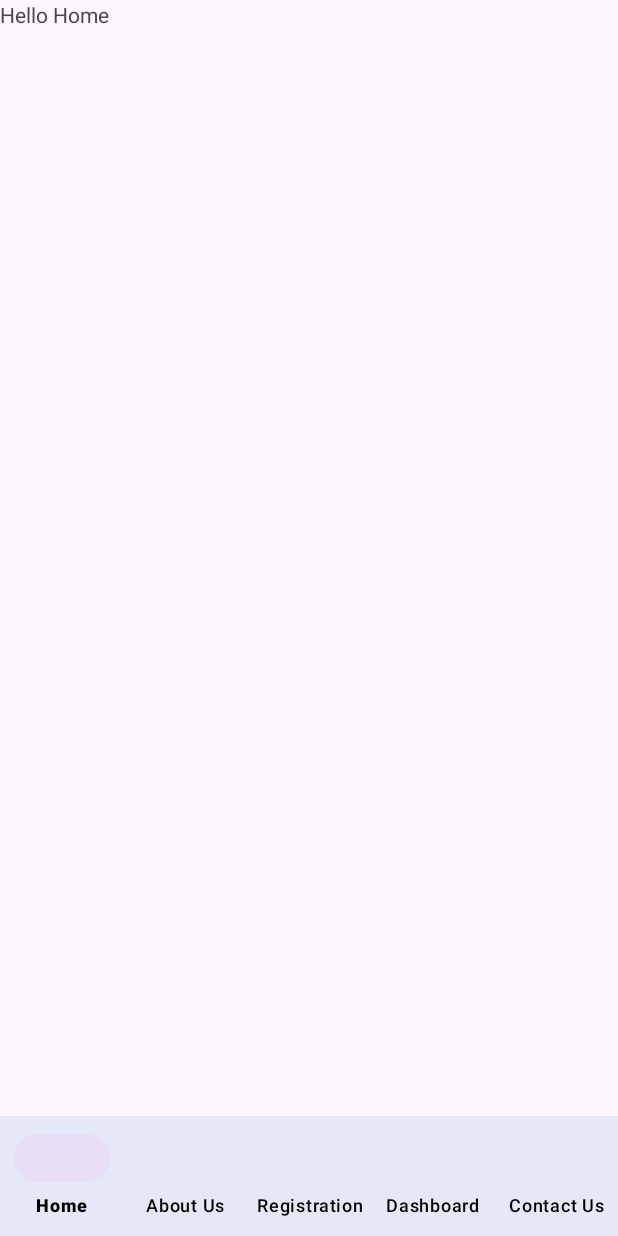
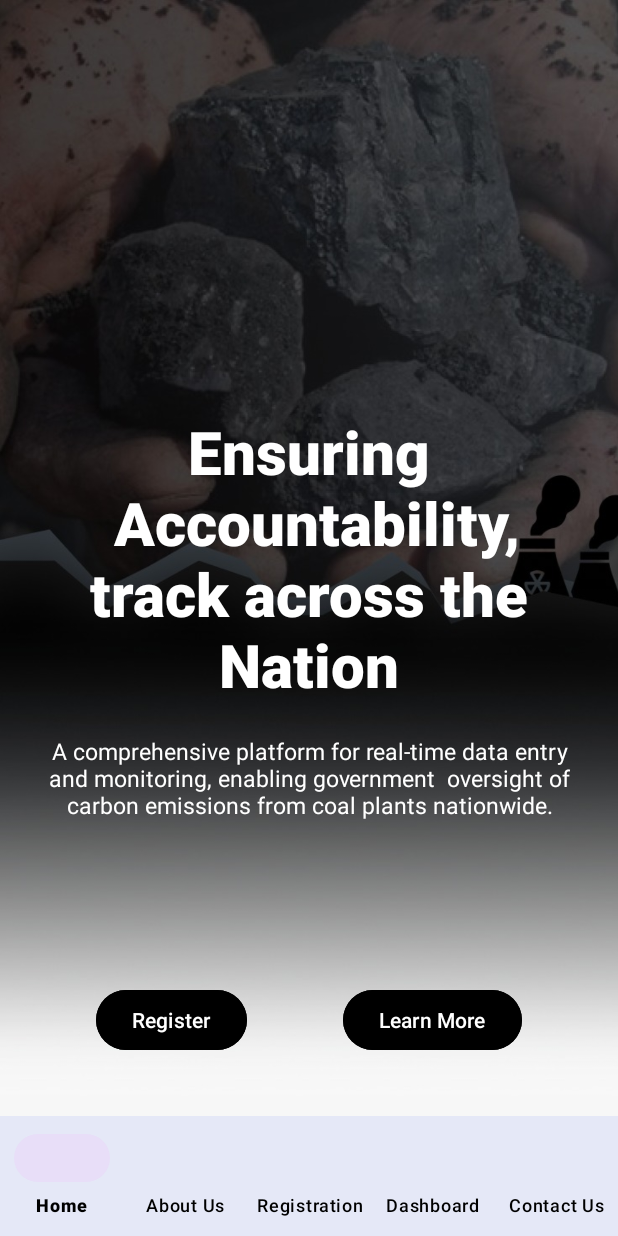
Before and after one commit to lakshya2006bhardwaj/Sudhar, an Android app: the screen it shows after launch (MainActivity), on a phone screen of 412 x 824 dp. Run offline under Robolectric (Android 15) with nearby library versions, the phone set to English and light mode, and no system bars; our stand-ins replace navigation-ui.

Commit message:
UI design Home

```diff
--- a/app/src/main/java/com/app/sudhar/HomeFragment.kt
+++ /dev/null
@@ -1,59 +0,0 @@
-package com.app.sudhar
-
-import android.os.Bundle
-import androidx.fragment.app.Fragment
-import android.view.LayoutInflater
-import android.view.View
-import android.view.ViewGroup
-
-// TODO: Rename parameter arguments, choose names that match
-// the fragment initialization parameters, e.g. ARG_ITEM_NUMBER
-private const val ARG_PARAM1 = "param1"
-private const val ARG_PARAM2 = "param2"
-
-/**
- * A simple [Fragment] subclass.
- * Use the [HomeFragment.newInstance] factory method to
- * create an instance of this fragment.
- */
-class HomeFragment : Fragment() {
-    // TODO: Rename and change types of parameters
-    private var param1: String? = null
-    private var param2: String? = null
-
-    override fun onCreate(savedInstanceState: Bundle?) {
-        super.onCreate(savedInstanceState)
-        arguments?.let {
-            param1 = it.getString(ARG_PARAM1)
-            param2 = it.getString(ARG_PARAM2)
-        }
-    }
-
-    override fun onCreateView(
-        inflater: LayoutInflater, container: ViewGroup?,
-        savedInstanceState: Bundle?
-    ): View? {
-        // Inflate the layout for this fragment
-        return inflater.inflate(R.layout.fragment_home, container, false)
-    }
-
-    companion object {
-        /**
-         * Use this factory method to create a new instance of
-         * this fragment using the provided parameters.
-         *
-         * @param param1 Parameter 1.
-         * @param param2 Parameter 2.
-         * @return A new instance of fragment HomeFragment.
-         */
-        // TODO: Rename and change types and number of parameters
-        @JvmStatic
-        fun newInstance(param1: String, param2: String) =
-            HomeFragment().apply {
-                arguments = Bundle().apply {
-                    putString(ARG_PARAM1, param1)
-                    putString(ARG_PARAM2, param2)
-                }
-            }
-    }
-}
--- /dev/null
+++ b/app/src/main/java/com/app/sudhar/home/HomeFragment.kt
@@ -0,0 +1,66 @@
+package com.app.sudhar.home
+
+import android.os.Bundle
+import androidx.fragment.app.Fragment
+import android.view.LayoutInflater
+import android.view.View
+import android.view.ViewGroup
+import androidx.viewpager2.widget.ViewPager2
+import com.app.sudhar.databinding.FragmentHomeBinding
+
+class HomeFragment : Fragment() {
+    private lateinit var binding:FragmentHomeBinding
+
+    override fun onCreateView(
+        inflater: LayoutInflater, container: ViewGroup?,
+        savedInstanceState: Bundle?
+    ): View {
+        // Inflate the layout for this fragment
+        binding = FragmentHomeBinding.inflate(inflater)
+        return binding.root
+    }
+    override fun onViewCreated(view: View, savedInstanceState: Bundle?) {
+        super.onViewCreated(view, savedInstanceState)
+        init()
+    }
+    private fun init(){
+        initSetViews()
+        initClickListener()
+    }
+    private fun initSetViews(){
+        setViewPagerAdapter()
+    }
+    private fun initClickListener(){
+
+    }
+    private fun setViewPagerAdapter()=binding.apply{
+        val fragmentList = arrayListOf(
+            Viewpager1Fragment(),
+            Viewpager2Fragment(),
+            Viewpager3Fragment(),
+            ViewPager4Fragment()
+        )
+        viewPager.isUserInputEnabled = true
+        val adapter = HomeViewPagerAdapter(fragmentList,childFragmentManager,lifecycle)
+        viewPager.adapter = adapter
+        viewPager.registerOnPageChangeCallback(object :
+            ViewPager2.OnPageChangeCallback(){
+            override fun onPageScrolled(
+                position: Int,
+                positionOffset: Float,
+                positionOffsetPixels: Int
+            ) {
+                super.onPageScrolled(position, positionOffset, positionOffsetPixels)
+
+            }
+
+            override fun onPageSelected(position: Int) {
+                super.onPageSelected(position)
+            }
+
+            override fun onPageScrollStateChanged(state: Int) {
+                super.onPageScrollStateChanged(state)
+            }
+        })
+    }
+}
--- a/app/src/main/java/com/app/sudhar/dashboard/DashboardViewPagerAdapter.kt
+++ b/app/src/main/java/com/app/sudhar/home/HomeViewPagerAdapter.kt
@@ -1,11 +1,11 @@
-package com.app.sudhar.dashboard
+package com.app.sudhar.home
 
 import androidx.fragment.app.Fragment
 import androidx.fragment.app.FragmentManager
 import androidx.lifecycle.Lifecycle
 import androidx.viewpager2.adapter.FragmentStateAdapter
 
-class DashboardViewPagerAdapter(list:ArrayList<Fragment>, fm:FragmentManager,lifecycle: Lifecycle):FragmentStateAdapter(fm,lifecycle) {
+class HomeViewPagerAdapter(list:ArrayList<Fragment>, fm:FragmentManager, lifecycle: Lifecycle):FragmentStateAdapter(fm,lifecycle) {
     private val fragmentList = list
 
     override fun getItemCount() = fragmentList.size
--- a/app/src/main/java/com/app/sudhar/dashboard/ViewPager4Fragment.kt
+++ b/app/src/main/java/com/app/sudhar/home/ViewPager4Fragment.kt
@@ -1,4 +1,4 @@
-package com.app.sudhar.dashboard
+package com.app.sudhar.home
 
 import android.os.Bundle
 import androidx.fragment.app.Fragment
--- /dev/null
+++ b/app/src/main/java/com/app/sudhar/home/Viewpager1Fragment.kt
@@ -0,0 +1,20 @@
+package com.app.sudhar.home
+
+import android.os.Bundle
+import android.view.LayoutInflater
+import android.view.View
+import android.view.ViewGroup
+import androidx.fragment.app.Fragment
+import com.app.sudhar.R
+
+class Viewpager1Fragment : Fragment() {
+
+
+    override fun onCreateView(
+        inflater: LayoutInflater, container: ViewGroup?,
+        savedInstanceState: Bundle?
+    ): View? {
+        // Inflate the layout for this fragment
+        return inflater.inflate(R.layout.fragment_viewpager1, container, false)
+    }
+}
--- a/app/src/main/res/layout/fragment_home.xml
+++ b/app/src/main/res/layout/fragment_home.xml
@@ -1,14 +1,40 @@
 <?xml version="1.0" encoding="utf-8"?>
-<FrameLayout xmlns:android="http://schemas.android.com/apk/res/android"
+<androidx.constraintlayout.widget.ConstraintLayout
+    xmlns:android="http://schemas.android.com/apk/res/android"
     xmlns:tools="http://schemas.android.com/tools"
+    xmlns:app="http://schemas.android.com/apk/res-auto"
     android:layout_width="match_parent"
     android:layout_height="match_parent"
-    tools:context=".HomeFragment">
+    tools:context=".home.HomeFragment">
 
-    <!-- TODO: Update blank fragment layout -->
-    <TextView
+    <androidx.viewpager2.widget.ViewPager2
+        android:id="@+id/viewPager"
         android:layout_width="match_parent"
         android:layout_height="match_parent"
-        android:text="Hello Home" />
+        />
 
-</FrameLayout>
+    <Button
+        android:id="@+id/regiserBtn"
+        android:layout_width="wrap_content"
+        android:layout_height="wrap_content"
+        android:text="Register"
+        app:layout_constraintStart_toStartOf="@id/viewPager"
+        app:layout_constraintEnd_toStartOf="@id/learnBtn"
+        app:layout_constraintBottom_toBottomOf="parent"
+        android:backgroundTint="@color/black"
+        android:layout_marginBottom="40dp"
+        />
+
+    <Button
+        android:id="@+id/learnBtn"
+        android:layout_width="wrap_content"
+        android:layout_height="wrap_content"
+        android:text="Learn More"
+        app:layout_constraintEnd_toEndOf="@id/viewPager"
+        app:layout_constraintStart_toEndOf="@id/regiserBtn"
+        app:layout_constraintBottom_toBottomOf="parent"
+        android:backgroundTint="@color/black"
+        android:layout_marginBottom="40dp"
+        />
+
+</androidx.constraintlayout.widget.ConstraintLayout>
--- a/app/src/main/res/layout/fragment_view_pager4.xml
+++ b/app/src/main/res/layout/fragment_view_pager4.xml
@@ -4,7 +4,7 @@
     android:layout_width="match_parent"
     android:layout_height="match_parent"
     xmlns:app="http://schemas.android.com/apk/res-auto"
-    tools:context=".dashboard.ViewPager4Fragment">
+    tools:context=".home.ViewPager4Fragment">
 
 
    <ImageView
--- a/app/src/main/res/layout/fragment_viewpager1.xml
+++ b/app/src/main/res/layout/fragment_viewpager1.xml
@@ -4,7 +4,7 @@
     xmlns:tools="http://schemas.android.com/tools"
     android:layout_width="match_parent"
     android:layout_height="match_parent"
-    tools:context=".dashboard.Viewpager1Fragment">
+    tools:context=".home.Viewpager1Fragment">
 
     <ImageView
         android:layout_width="match_parent"
--- a/app/src/main/res/layout/fragment_viewpager2.xml
+++ b/app/src/main/res/layout/fragment_viewpager2.xml
@@ -4,7 +4,7 @@
     xmlns:tools="http://schemas.android.com/tools"
     android:layout_width="match_parent"
     android:layout_height="match_parent"
-    tools:context=".dashboard.Viewpager2Fragment">
+    tools:context=".home.Viewpager2Fragment">
 
     <ImageView
         android:layout_width="match_parent"
--- a/app/src/main/res/layout/fragment_viewpager3.xml
+++ b/app/src/main/res/layout/fragment_viewpager3.xml
@@ -4,7 +4,7 @@
     xmlns:tools="http://schemas.android.com/tools"
     android:layout_width="match_parent"
     android:layout_height="match_parent"
-    tools:context=".dashboard.Viewpager3Fragment">
+    tools:context=".home.Viewpager3Fragment">
 
     <ImageView
         android:layout_width="match_parent"
--- a/app/src/main/res/navigation/main_nav_graph.xml
+++ b/app/src/main/res/navigation/main_nav_graph.xml
@@ -7,7 +7,7 @@
 
     <fragment
         android:id="@+id/home"
-        android:name="com.app.sudhar.HomeFragment"
+        android:name="com.app.sudhar.home.HomeFragment"
         android:label="fragment_home"
         tools:layout="@layout/fragment_home" />
     <fragment
```
Also changed, not shown: app/src/main/java/com/app/sudhar/dashboard/DashboardFragment.kt (+5 -39 lines), app/src/main/java/com/app/sudhar/dashboard/Viewpager1Fragment.kt (deleted, +0 -60 lines), app/src/main/java/com/app/sudhar/dashboard/Viewpager2Fragment.kt (deleted, +0 -60 lines), app/src/main/java/com/app/sudhar/dashboard/Viewpager3Fragment.kt (deleted, +0 -60 lines), app/src/main/java/com/app/sudhar/home/Viewpager2Fragment.kt (added, +22 -0 lines), app/src/main/java/com/app/sudhar/home/Viewpager3Fragment.kt (added, +21 -0 lines), app/src/main/res/layout/fragment_dashboard.xml (+4 -30 lines).
